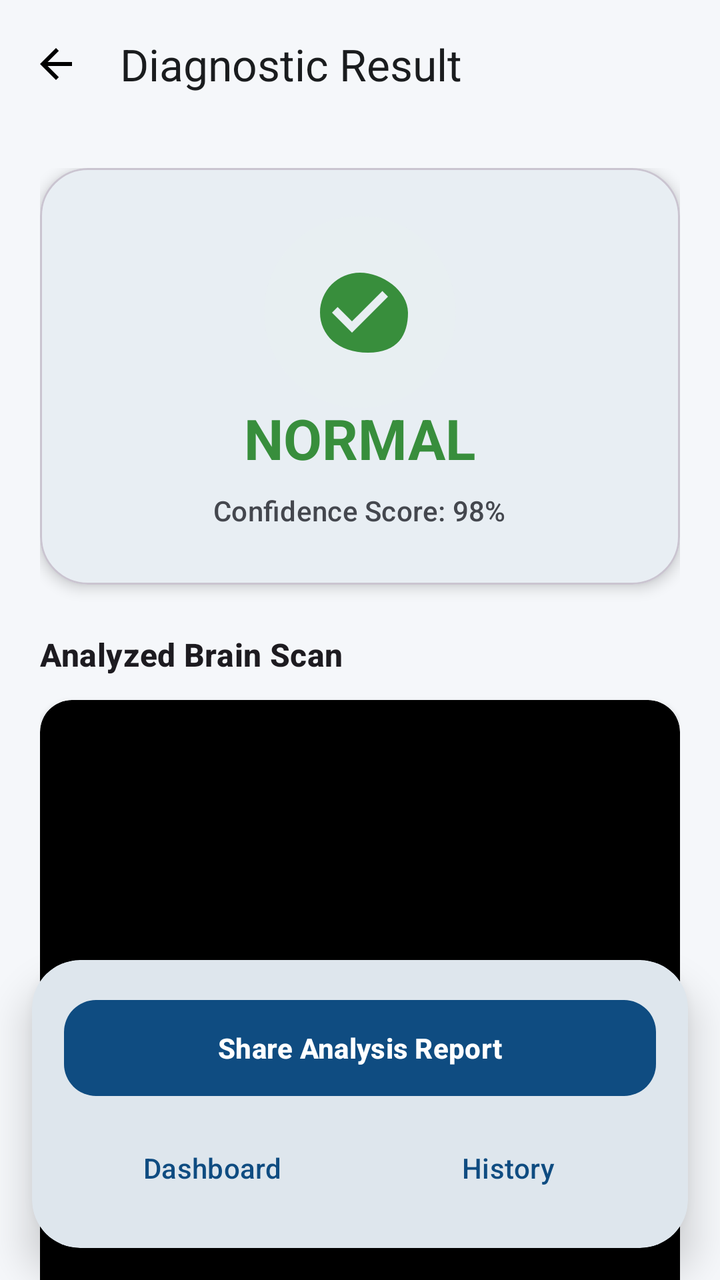
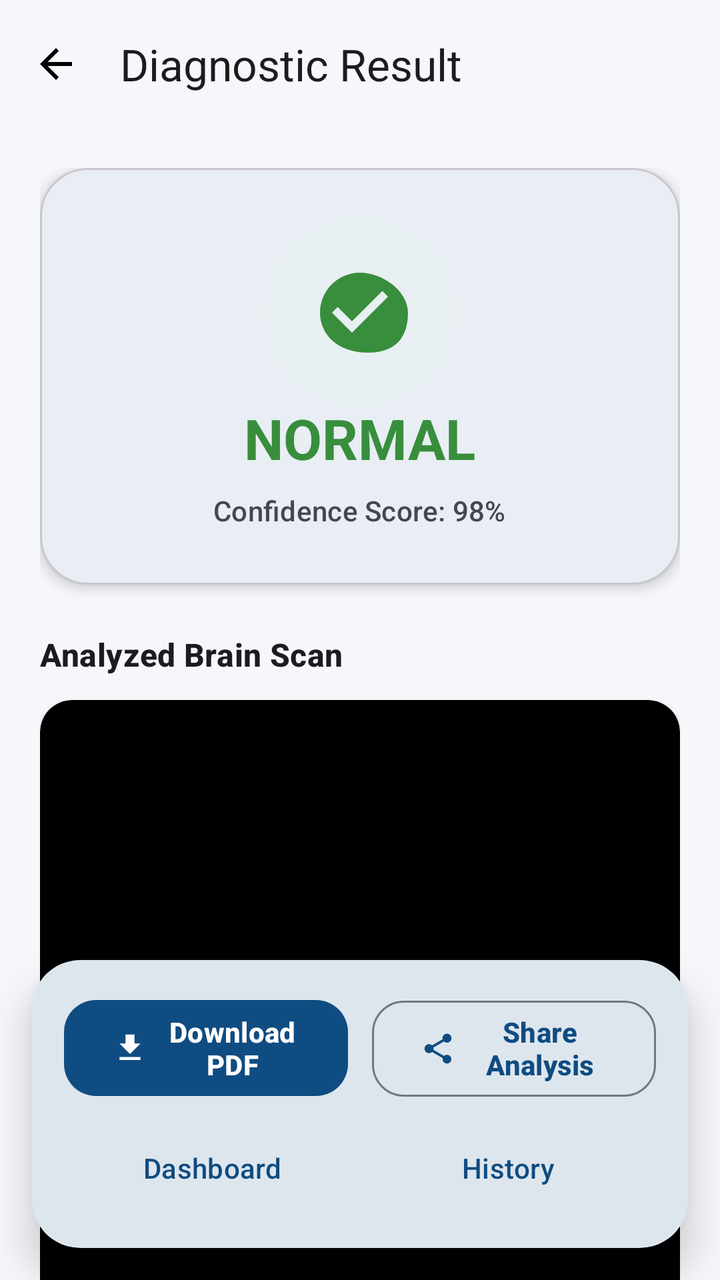

An Android layout rendered at two revisions. The XML below is the earlier revision; the diff shows what the commit changed to produce the second picture.
<!-- AndroidManifest.xml: application theme Theme.BrainHemorrhage -->
<!-- res/layout/fragment_result.xml -->
<?xml version="1.0" encoding="utf-8"?>
<androidx.coordinatorlayout.widget.CoordinatorLayout xmlns:android="http://schemas.android.com/apk/res/android"
    xmlns:app="http://schemas.android.com/apk/res-auto"
    xmlns:tools="http://schemas.android.com/tools"
    android:layout_width="match_parent"
    android:layout_height="match_parent"
    android:background="?attr/android:windowBackground"
    android:fitsSystemWindows="true">

    <com.google.android.material.appbar.AppBarLayout
        android:layout_width="match_parent"
        android:layout_height="wrap_content"
        android:background="@android:color/transparent"
        app:elevation="0dp">

        <com.google.android.material.appbar.MaterialToolbar
            android:id="@+id/toolbar"
            android:layout_width="match_parent"
            android:layout_height="?attr/actionBarSize"
            app:navigationIcon="@drawable/ic_back"
            app:title="Diagnostic Result"
            app:titleTextColor="?attr/colorOnSurface" />
    </com.google.android.material.appbar.AppBarLayout>

    <androidx.core.widget.NestedScrollView
        android:layout_width="match_parent"
        android:layout_height="match_parent"
        android:clipToPadding="false"
        android:fillViewport="true"
        android:paddingBottom="120dp"
        app:layout_behavior="@string/appbar_scrolling_view_behavior">

        <LinearLayout
            android:layout_width="match_parent"
            android:layout_height="wrap_content"
            android:orientation="vertical"
            android:padding="20dp">

            
            <com.google.android.material.card.MaterialCardView
                android:id="@+id/resultHeaderCard"
                android:layout_width="match_parent"
                android:layout_height="wrap_content"
                android:layout_marginBottom="24dp"
                app:cardBackgroundColor="?attr/colorSurface"
                app:cardCornerRadius="24dp"
                app:cardElevation="4dp"
                app:strokeColor="?attr/colorOutlineVariant"
                app:strokeWidth="1dp">

                <LinearLayout
                    android:layout_width="match_parent"
                    android:layout_height="wrap_content"
                    android:gravity="center"
                    android:orientation="vertical"
                    android:padding="24dp">

                    <View
                        android:id="@+id/resultIconBackground"
                        android:layout_width="96dp"
                        android:layout_height="96dp"
                        android:background="@drawable/circle_background"
                        android:backgroundTint="@color/success_light" />

                    <ImageView
                        android:id="@+id/resultIcon"
                        android:layout_width="48dp"
                        android:layout_height="48dp"
                        android:layout_marginTop="-72dp"
                        android:layout_marginBottom="20dp"
                        android:src="@drawable/ic_check_circle"
                        app:tint="@color/success"
                        tools:ignore="ContentDescription" />

                    <TextView
                        android:id="@+id/resultStatusText"
                        android:layout_width="wrap_content"
                        android:layout_height="wrap_content"
                        android:text="NORMAL"
                        android:textAppearance="?attr/textAppearanceHeadlineMedium"
                        android:textColor="@color/success"
                        android:textStyle="bold" />

                    <TextView
                        android:id="@+id/confidenceText"
                        android:layout_width="wrap_content"
                        android:layout_height="wrap_content"
                        android:layout_marginTop="8dp"
                        android:text="Confidence Score: 98%"
                        android:textAppearance="?attr/textAppearanceTitleSmall"
                        android:textColor="?attr/colorOnSurfaceVariant" />
                </LinearLayout>
            </com.google.android.material.card.MaterialCardView>

            
            <TextView
                android:layout_width="wrap_content"
                android:layout_height="wrap_content"
                android:layout_marginBottom="12dp"
                android:text="@string/label_analyzed_scan"
                android:textAppearance="?attr/textAppearanceTitleMedium"
                android:textStyle="bold" />

            <com.google.android.material.card.MaterialCardView
                android:id="@+id/scanImageCard"
                android:layout_width="match_parent"
                android:layout_height="320dp"
                android:layout_marginBottom="24dp"
                app:cardBackgroundColor="@color/black"
                app:cardCornerRadius="16dp"
                app:cardElevation="2dp">

                <ImageView
                    android:id="@+id/scanImageView"
                    android:layout_width="match_parent"
                    android:layout_height="match_parent"
                    android:scaleType="fitCenter"
                    tools:ignore="ContentDescription" />
            </com.google.android.material.card.MaterialCardView>

            
            <com.google.android.material.card.MaterialCardView
                android:id="@+id/patientDetailsCard"
                android:layout_width="match_parent"
                android:layout_height="wrap_content"
                android:layout_marginBottom="24dp"
                app:cardBackgroundColor="?attr/colorSurface"
                app:cardCornerRadius="20dp"
                app:cardElevation="1dp">

                <LinearLayout
                    android:layout_width="match_parent"
                    android:layout_height="wrap_content"
                    android:orientation="vertical"
                    android:padding="20dp">

                    <TextView
                        android:layout_width="wrap_content"
                        android:layout_height="wrap_content"
                        android:layout_marginBottom="16dp"
                        android:text="@string/label_patient_info"
                        android:textAppearance="?attr/textAppearanceLabelLarge"
                        android:textColor="?attr/colorPrimary"
                        android:textStyle="bold" />

                    <GridLayout
                        android:layout_width="match_parent"
                        android:layout_height="wrap_content"
                        android:columnCount="2"
                        android:useDefaultMargins="true">

                        <LinearLayout
                            android:layout_width="0dp"
                            android:layout_columnWeight="1"
                            android:layout_marginBottom="16dp"
                            android:orientation="vertical">

                            <TextView
                                android:layout_width="wrap_content"
                                android:layout_height="wrap_content"
                                android:text="Patient Name"
                                android:textAppearance="?attr/textAppearanceLabelSmall"
                                android:textColor="?attr/colorOnSurfaceVariant" />

                            <TextView
                                android:id="@+id/patientNameText"
                                android:layout_width="wrap_content"
                                android:layout_height="wrap_content"
                                android:text="--"
                                android:textAppearance="?attr/textAppearanceTitleSmall"
                                android:textStyle="bold" />
                        </LinearLayout>

                        <LinearLayout
                            android:layout_width="0dp"
                            android:layout_columnWeight="1"
                            android:layout_marginBottom="16dp"
                            android:orientation="vertical">

                            <TextView
                                android:layout_width="wrap_content"
                                android:layout_height="wrap_content"
                                android:text="Patient ID"
                                android:textAppearance="?attr/textAppearanceLabelSmall"
                                android:textColor="?attr/colorOnSurfaceVariant" />

                            <TextView
                                android:id="@+id/patientIdText"
                                android:layout_width="wrap_content"
                                android:layout_height="wrap_content"
                                android:text="--"
                                android:textAppearance="?attr/textAppearanceTitleSmall"
                                android:textStyle="bold" />
                        </LinearLayout>

                        <LinearLayout
                            android:layout_width="0dp"
                            android:layout_columnWeight="1"
                            android:orientation="vertical">

                            <TextView
                                android:layout_width="wrap_content"
                                android:layout_height="wrap_content"
                                android:text="Age / Gender"
                                android:textAppearance="?attr/textAppearanceLabelSmall"
                                android:textColor="?attr/colorOnSurfaceVariant" />

                            <TextView
                                android:id="@+id/patientAgeGenderText"
                                android:layout_width="wrap_content"
                                android:layout_height="wrap_content"
                                android:text="--"
                                android:textAppearance="?attr/textAppearanceTitleSmall"
                                android:textStyle="bold" />
                        </LinearLayout>

                        <LinearLayout
                            android:layout_width="0dp"
                            android:layout_columnWeight="1"
                            android:orientation="vertical">

                            <TextView
                                android:layout_width="wrap_content"
                                android:layout_height="wrap_content"
                                android:text="Scan Date"
                                android:textAppearance="?attr/textAppearanceLabelSmall"
                                android:textColor="?attr/colorOnSurfaceVariant" />

                            <TextView
                                android:id="@+id/scanDateText"
                                android:layout_width="wrap_content"
                                android:layout_height="wrap_content"
                                android:text="--"
                                android:textAppearance="?attr/textAppearanceTitleSmall"
                                android:textStyle="bold" />
                        </LinearLayout>
                    </GridLayout>
                </LinearLayout>
            </com.google.android.material.card.MaterialCardView>

            
            <TextView
                android:layout_width="wrap_content"
                android:layout_height="wrap_content"
                android:layout_marginBottom="12dp"
                android:text="@string/label_clinical_findings"
                android:textAppearance="?attr/textAppearanceTitleMedium"
                android:textStyle="bold" />

            <com.google.android.material.card.MaterialCardView
                android:layout_width="match_parent"
                android:layout_height="wrap_content"
                app:cardBackgroundColor="?attr/colorSurface"
                app:cardCornerRadius="16dp"
                app:cardElevation="1dp">

                <LinearLayout
                    android:id="@+id/findingsContainer"
                    android:layout_width="match_parent"
                    android:layout_height="wrap_content"
                    android:orientation="vertical"
                    android:padding="16dp" />
            </com.google.android.material.card.MaterialCardView>

        </LinearLayout>
    </androidx.core.widget.NestedScrollView>

    
    <com.google.android.material.card.MaterialCardView
        android:id="@+id/bottomContainer"
        android:layout_width="match_parent"
        android:layout_height="wrap_content"
        android:layout_gravity="bottom"
        android:layout_margin="16dp"
        app:cardBackgroundColor="?attr/colorSurface"
        app:cardCornerRadius="24dp"
        app:cardElevation="12dp">

        <LinearLayout
            android:layout_width="match_parent"
            android:layout_height="wrap_content"
            android:orientation="vertical"
            android:padding="16dp">

            <com.google.android.material.button.MaterialButton
                android:id="@+id/shareReportButton"
                style="@style/Widget.Material3.Button"
                android:layout_width="match_parent"
                android:layout_height="56dp"
                android:text="@string/action_share_report"
                android:textAllCaps="false"
                android:textStyle="bold"
                app:cornerRadius="16dp" />

            <LinearLayout
                android:layout_width="match_parent"
                android:layout_height="wrap_content"
                android:layout_marginTop="8dp"
                android:orientation="horizontal">

                <com.google.android.material.button.MaterialButton
                    android:id="@+id/backToDashboardButton"
                    style="@style/Widget.Material3.Button.TextButton"
                    android:layout_width="0dp"
                    android:layout_height="wrap_content"
                    android:layout_weight="1"
                    android:text="@string/nav_dashboard"
                    android:textAllCaps="false" />

                <com.google.android.material.button.MaterialButton
                    android:id="@+id/viewHistoryButton"
                    style="@style/Widget.Material3.Button.TextButton"
                    android:layout_width="0dp"
                    android:layout_height="wrap_content"
                    android:layout_weight="1"
                    android:text="@string/nav_history"
                    android:textAllCaps="false" />
            </LinearLayout>
        </LinearLayout>
    </com.google.android.material.card.MaterialCardView>

</androidx.coordinatorlayout.widget.CoordinatorLayout>
<!-- resources referenced by this layout -->
<resources>
  <color name="black">#000000</color>
  <color name="success">#388E3C</color>
  <color name="success_light">#E8F5E9</color>
  <!-- drawable circle_background (drawable) -->
  <?xml version="1.0" encoding="utf-8"?>
  <shape xmlns:android="http://schemas.android.com/apk/res/android" android:shape="oval">
      <solid android:color="@color/medical_blue_10"/>
  </shape>
  <!-- drawable ic_back (drawable) -->
  <?xml version="1.0" encoding="utf-8"?>
  <vector xmlns:android="http://schemas.android.com/apk/res/android" android:width="24dp" android:height="24dp" android:viewportWidth="24" android:viewportHeight="24"><path android:fillColor="#000000" android:pathData="M20,11H7.83l5.59,-5.59L12,4l-8,8 8,8 1.41,-1.41L7.83,13H20v-2z"/></vector>
  <string name="action_share_report">Share Analysis Report</string>
  <string name="label_analyzed_scan">Analyzed Brain Scan</string>
  <string name="label_clinical_findings">Clinical Findings</string>
  <string name="label_patient_info">Patient Information</string>
  <string name="nav_dashboard">Dashboard</string>
  <string name="nav_history">History</string>
  <color name="medical_blue_10">#1A0F4C81</color>
  <color name="primary">#0F4C81</color>
  <color name="onPrimary">#FFFFFF</color>
  <color name="primaryContainer">#D1E4FF</color>
  <color name="onPrimaryContainer">#001D36</color>
  <color name="secondary">#26A69A</color>
  <color name="onSecondary">#FFFFFF</color>
  <color name="secondaryContainer">#CEEAE7</color>
  <color name="onSecondaryContainer">#00201D</color>
  <color name="tertiary">#6B5E40</color>
  <color name="onTertiary">#FFFFFF</color>
  <color name="tertiaryContainer">#F4E2BB</color>
  <color name="onTertiaryContainer">#231B04</color>
  <color name="error">#BA1A1A</color>
  <color name="onError">#FFFFFF</color>
  <color name="errorContainer">#FFDAD6</color>
  <color name="onErrorContainer">#410002</color>
  <color name="background">#F5F7FA</color>
  <color name="onBackground">#1A1C1E</color>
  <color name="surface">#FFFFFF</color>
  <color name="onSurface">#1A1C1E</color>
  <color name="surfaceVariant">#E1E2EC</color>
  <color name="onSurfaceVariant">#44474E</color>
  <color name="outline">#74777F</color>
  <style name="AppCard" parent="Widget.Material3.CardView.Elevated">
          <item name="cardCornerRadius">@dimen/card_radius</item>
          <item name="cardElevation">@dimen/card_elevation</item>
          <item name="cardBackgroundColor">@color/surface</item>
          <item name="android:stateListAnimator">@anim/card_click_animator</item>
      </style>
  <dimen name="card_radius">24dp</dimen>
  <dimen name="card_elevation">2dp</dimen>
  <!-- unchanged entries left out for length: 2 -->
</resources>

<!-- the commit's change to res/layout/fragment_result.xml (unified diff, before → after) -->
@@ -282,15 +282,39 @@
             android:orientation="vertical"
             android:padding="16dp">
 
-            <com.google.android.material.button.MaterialButton
-                android:id="@+id/shareReportButton"
-                style="@style/Widget.Material3.Button"
-                android:layout_width="match_parent"
-                android:layout_height="56dp"
-                android:text="@string/action_share_report"
-                android:textAllCaps="false"
-                android:textStyle="bold"
-                app:cornerRadius="16dp" />
+            <LinearLayout
+                android:layout_width="match_parent"
+                android:layout_height="wrap_content"
+                android:orientation="horizontal">
+
+                <com.google.android.material.button.MaterialButton
+                    android:id="@+id/downloadPdfButton"
+                    style="@style/Widget.Material3.Button"
+                    android:layout_width="0dp"
+                    android:layout_height="56dp"
+                    android:layout_weight="1"
+                    android:layout_marginEnd="6dp"
+                    android:text="Download PDF"
+                    android:textAllCaps="false"
+                    android:textStyle="bold"
+                    app:icon="@drawable/ic_download"
+                    app:iconPadding="8dp"
+                    app:cornerRadius="16dp" />
+
+                <com.google.android.material.button.MaterialButton
+                    android:id="@+id/shareReportButton"
+                    style="@style/Widget.Material3.Button.OutlinedButton"
+                    android:layout_width="0dp"
+                    android:layout_height="56dp"
+                    android:layout_weight="1"
+                    android:layout_marginStart="6dp"
+                    android:text="@string/action_share_report"
+                    android:textAllCaps="false"
+                    android:textStyle="bold"
+                    app:icon="@drawable/ic_share"
+                    app:iconPadding="8dp"
+                    app:cornerRadius="16dp" />
+            </LinearLayout>
 
             <LinearLayout
                 android:layout_width="match_parent"
<!-- resource entries referenced after the edit -->
@@ -11,6 +11,27 @@
   <!-- drawable ic_back (drawable) -->
   <?xml version="1.0" encoding="utf-8"?>
   <vector xmlns:android="http://schemas.android.com/apk/res/android" android:width="24dp" android:height="24dp" android:viewportWidth="24" android:viewportHeight="24"><path android:fillColor="#000000" android:pathData="M20,11H7.83l5.59,-5.59L12,4l-8,8 8,8 1.41,-1.41L7.83,13H20v-2z"/></vector>
+  <!-- drawable ic_download (drawable) -->
+  <vector xmlns:android="http://schemas.android.com/apk/res/android"
+      android:width="24dp"
+      android:height="24dp"
+      android:viewportWidth="24"
+      android:viewportHeight="24">
+    <path
+        android:fillColor="#FF000000"
+        android:pathData="M19,9h-4V3H9v6H5l7,7 7,-7zM5,18v2h14v-2H5z"/>
+  </vector>
+  <!-- drawable ic_share (drawable) -->
+  <?xml version="1.0" encoding="utf-8"?>
+  <vector xmlns:android="http://schemas.android.com/apk/res/android"
+      android:width="24dp"
+      android:height="24dp"
+      android:viewportWidth="24"
+      android:viewportHeight="24">
+      <path
+          android:fillColor="#000000"
+          android:pathData="M18,16.08c-0.76,0 -1.44,0.3 -1.96,0.77L8.91,12.7c0.05,-0.23 0.09,-0.46 0.09,-0.7s-0.04,-0.47 -0.09,-0.7l7.05,-4.11c0.54,0.5 1.25,0.81 2.04,0.81 1.66,0 3,-1.34 3,-3s-1.34,-3 -3,-3s-3,1.34 -3,3c0,0.24 0.04,0.47 0.09,0.7L8.04,9.81C7.5,9.31 6.79,9 6,9c-1.66,0 -3,1.34 -3,3s1.34,3 3,3c0.79,0 1.5,-0.31 2.04,-0.81l7.12,4.16c-0.05,0.21 -0.08,0.43 -0.08,0.65 0,1.61 1.31,2.92 2.92,2.92s2.92,-1.31 2.92,-2.92s-1.31,-2.92 -2.92,-2.92z" />
+  </vector>
   <string name="action_share_report">Share Analysis Report</string>
   <string name="label_analyzed_scan">Analyzed Brain Scan</string>
   <string name="label_clinical_findings">Clinical Findings</string>
